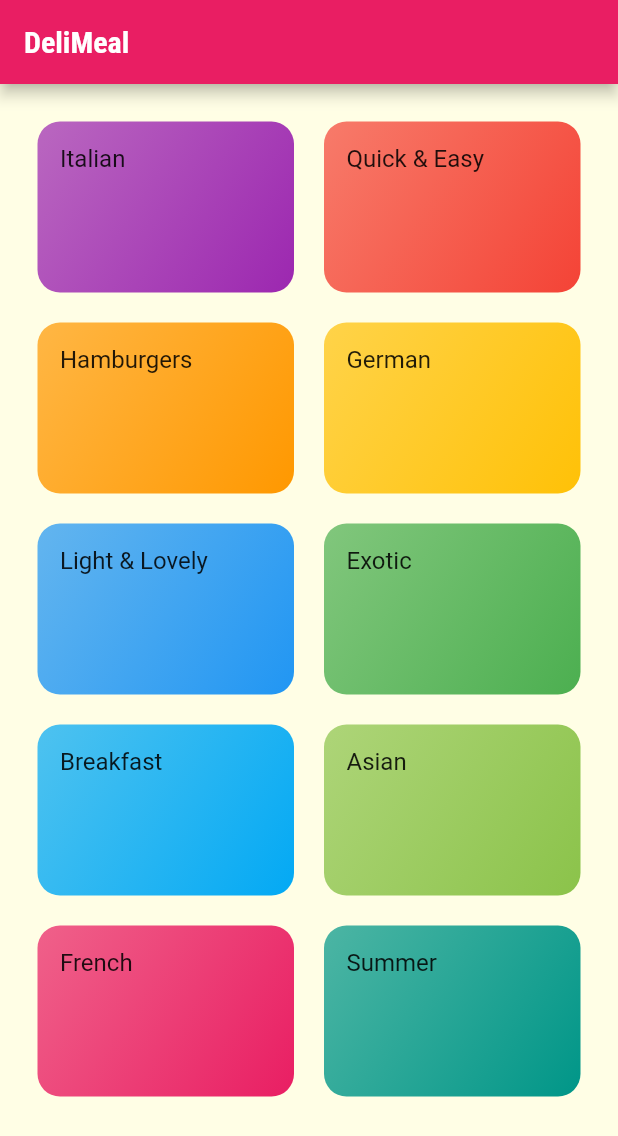
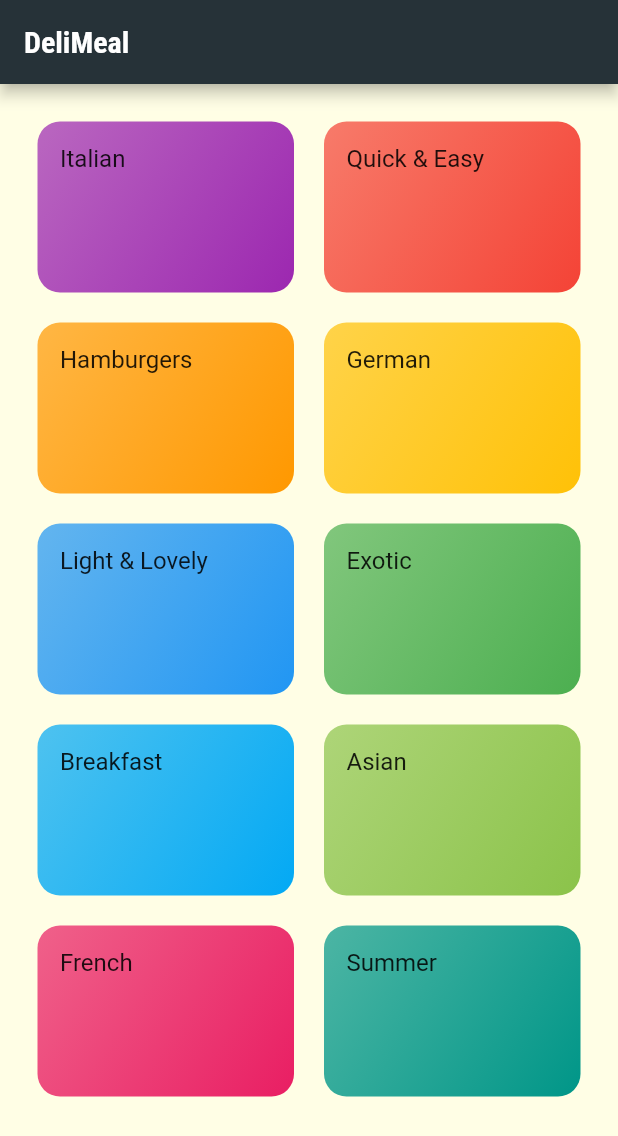
Before and after one commit to EliezerAmbion/flutter_meals_app, a Flutter app: the screen it shows after launch, on a phone screen of 412 x 824 dp. Shown: the top 1136 px of the screen. Run offline on Flutter 3.47's test engine with Material 2 defaults, Android fonts, the phone set to English and light mode, and no system bars.

```diff
--- a/lib/main.dart
+++ b/lib/main.dart
@@ -13,16 +13,19 @@ class MyApp extends StatelessWidget {
       debugShowCheckedModeBanner: false,
       title: 'DeliMeals',
       theme: ThemeData(
-        colorScheme: ColorScheme.fromSwatch(primarySwatch: Colors.pink)
-            .copyWith(secondary: Colors.amber),
+        colorScheme:
+            ColorScheme.fromSwatch(primarySwatch: Colors.blueGrey).copyWith(
+          primary: Colors.blueGrey[900],
+          secondary: Colors.teal[500],
+        ),
         canvasColor: const Color.fromRGBO(255, 254, 229, 1),
         fontFamily: 'RaleWay',
         textTheme: ThemeData.light().textTheme.copyWith(
               bodyText1: const TextStyle(
-                color: Color.fromRGBO(20, 51, 51, 1),
+                color: Colors.white,
               ),
               bodyText2: const TextStyle(
-                color: Color.fromRGBO(20, 51, 51, 1),
+                color: Colors.white,
               ),
               headline6: const TextStyle(
                 fontSize: 20,
```
Also changed, not shown: lib/screens/meal_detail_screen.dart (+78 -3 lines).
